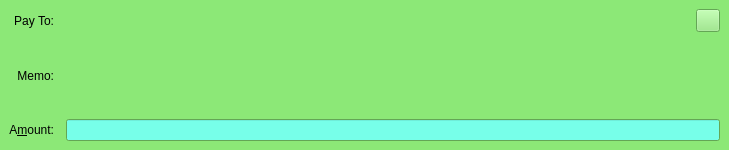
Qt form src/qt/forms/sendcoinsentry.ui (cicxcoin/cicoin-old) before a commit.
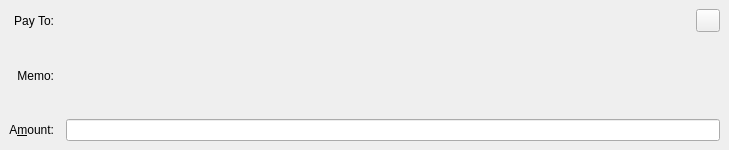
The same form after that commit. The open tabs and pages were chosen to show the change. Icons and pictures are not drawn. Custom widgets are drawn as their Qt base class.

```diff
--- a/src/qt/forms/sendcoinsentry.ui
+++ b/src/qt/forms/sendcoinsentry.ui
@@ -304,448 +304,6 @@
    </layout>
   </widget>
   <widget class="QFrame" name="SendCoins_AuthenticatedPaymentRequest">
-   <property name="palette">
-    <palette>
-     <active>
-      <colorrole role="WindowText">
-       <brush brushstyle="SolidPattern">
-        <color alpha="255">
-         <red>0</red>
-         <green>0</green>
-         <blue>0</blue>
-        </color>
-       </brush>
-      </colorrole>
-      <colorrole role="Button">
-       <brush brushstyle="SolidPattern">
-        <color alpha="255">
-         <red>140</red>
-         <green>232</green>
-         <blue>119</blue>
-        </color>
-       </brush>
-      </colorrole>
-      <colorrole role="Light">
-       <brush brushstyle="SolidPattern">
-        <color alpha="255">
-         <red>230</red>
-         <green>255</green>
-         <blue>224</blue>
-        </color>
-       </brush>
-      </colorrole>
-      <colorrole role="Midlight">
-       <brush brushstyle="SolidPattern">
-        <color alpha="255">
-         <red>185</red>
-         <green>243</green>
-         <blue>171</blue>
-        </color>
-       </brush>
-      </colorrole>
-      <colorrole role="Dark">
-       <brush brushstyle="SolidPattern">
-        <color alpha="255">
-         <red>70</red>
-         <green>116</green>
-         <blue>59</blue>
-        </color>
-       </brush>
-      </colorrole>
-      <colorrole role="Mid">
-       <brush brushstyle="SolidPattern">
-        <color alpha="255">
-         <red>93</red>
-         <green>155</green>
-         <blue>79</blue>
-        </color>
-       </brush>
-      </colorrole>
-      <colorrole role="Text">
-       <brush brushstyle="SolidPattern">
-        <color alpha="255">
-         <red>0</red>
-         <green>0</green>
-         <blue>0</blue>
-        </color>
-       </brush>
-      </colorrole>
-      <colorrole role="BrightText">
-       <brush brushstyle="SolidPattern">
-        <color alpha="255">
-         <red>155</red>
-         <green>255</green>
-         <blue>147</blue>
-        </color>
-       </brush>
-      </colorrole>
-      <colorrole role="ButtonText">
-       <brush brushstyle="SolidPattern">
-        <color alpha="255">
-         <red>0</red>
-         <green>0</green>
-         <blue>0</blue>
-        </color>
-       </brush>
-      </colorrole>
-      <colorrole role="Base">
-       <brush brushstyle="SolidPattern">
-        <color alpha="255">
-         <red>119</red>
-         <green>255</green>
-         <blue>233</blue>
-        </color>
-       </brush>
-      </colorrole>
-      <colorrole role="Window">
-       <brush brushstyle="SolidPattern">
-        <color alpha="255">
-         <red>140</red>
-         <green>232</green>
-         <blue>119</blue>
-        </color>
-       </brush>
-      </colorrole>
-      <colorrole role="Shadow">
-       <brush brushstyle="SolidPattern">
-        <color alpha="255">
-         <red>0</red>
-         <green>0</green>
-         <blue>0</blue>
-        </color>
-       </brush>
-      </colorrole>
-      <colorrole role="AlternateBase">
-       <brush brushstyle="SolidPattern">
-        <color alpha="255">
-         <red>197</red>
-         <green>243</green>
-         <blue>187</blue>
-        </color>
-       </brush>
-      </colorrole>
-      <colorrole role="NoRole">
-       <brush brushstyle="SolidPattern">
-        <color alpha="255">
-         <red>125</red>
-         <green>194</green>
-         <blue>122</blue>
-        </color>
-       </brush>
-      </colorrole>
-      <colorrole role="ToolTipBase">
-       <brush brushstyle="SolidPattern">
-        <color alpha="255">
-         <red>255</red>
-         <green>255</green>
-         <blue>220</blue>
-        </color>
-       </brush>
-      </colorrole>
-      <colorrole role="ToolTipText">
-       <brush brushstyle="SolidPattern">
-        <color alpha="255">
-         <red>0</red>
-         <green>0</green>
-         <blue>0</blue>
-        </color>
-       </brush>
-      </colorrole>
-     </active>
-     <inactive>
-      <colorrole role="WindowText">
-       <brush brushstyle="SolidPattern">
-        <color alpha="255">
-         <red>0</red>
-         <green>0</green>
-         <blue>0</blue>
-        </color>
-       </brush>
-      </colorrole>
-      <colorrole role="Button">
-       <brush brushstyle="SolidPattern">
-        <color alpha="255">
-         <red>140</red>
-         <green>232</green>
-         <blue>119</blue>
-        </color>
-       </brush>
-      </colorrole>
-      <colorrole role="Light">
-       <brush brushstyle="SolidPattern">
-        <color alpha="255">
-         <red>230</red>
-         <green>255</green>
-         <blue>224</blue>
-        </color>
-       </brush>
-      </colorrole>
-      <colorrole role="Midlight">
-       <brush brushstyle="SolidPattern">
-        <color alpha="255">
-         <red>185</red>
-         <green>243</green>
-         <blue>171</blue>
-        </color>
-       </brush>
-      </colorrole>
-      <colorrole role="Dark">
-       <brush brushstyle="SolidPattern">
-        <color alpha="255">
-         <red>70</red>
-         <green>116</green>
-         <blue>59</blue>
-        </color>
-       </brush>
-      </colorrole>
-      <colorrole role="Mid">
-       <brush brushstyle="SolidPattern">
-        <color alpha="255">
-         <red>93</red>
-         <green>155</green>
-         <blue>79</blue>
-        </color>
-       </brush>
-      </colorrole>
-      <colorrole role="Text">
-       <brush brushstyle="SolidPattern">
-        <color alpha="255">
-         <red>0</red>
-         <green>0</green>
-         <blue>0</blue>
-        </color>
-       </brush>
-      </colorrole>
-      <colorrole role="BrightText">
-       <brush brushstyle="SolidPattern">
-        <color alpha="255">
-         <red>155</red>
-         <green>255</green>
-         <blue>147</blue>
-        </color>
-       </brush>
-      </colorrole>
-      <colorrole role="ButtonText">
-       <brush brushstyle="SolidPattern">
-        <color alpha="255">
-         <red>0</red>
-         <green>0</green>
-         <blue>0</blue>
-        </color>
-       </brush>
-      </colorrole>
-      <colorrole role="Base">
-       <brush brushstyle="SolidPattern">
-        <color alpha="255">
-         <red>119</red>
-         <green>255</green>
-         <blue>233</blue>
-        </color>
-       </brush>
-      </colorrole>
-      <colorrole role="Window">
-       <brush brushstyle="SolidPattern">
-        <color alpha="255">
-         <red>140</red>
-         <green>232</green>
-         <blue>119</blue>
-        </color>
-       </brush>
-      </colorrole>
-      <colorrole role="Shadow">
-       <brush brushstyle="SolidPattern">
-        <color alpha="255">
-         <red>0</red>
-         <green>0</green>
-         <blue>0</blue>
-        </color>
-       </brush>
-      </colorrole>
-      <colorrole role="AlternateBase">
-       <brush brushstyle="SolidPattern">
-        <color alpha="255">
-         <red>197</red>
-         <green>243</green>
-         <blue>187</blue>
-        </color>
-       </brush>
-      </colorrole>
-      <colorrole role="NoRole">
-       <brush brushstyle="SolidPattern">
-        <color alpha="255">
-         <red>125</red>
-         <green>194</green>
-         <blue>122</blue>
-        </color>
-       </brush>
-      </colorrole>
-      <colorrole role="ToolTipBase">
-       <brush brushstyle="SolidPattern">
-        <color alpha="255">
-         <red>255</red>
-         <green>255</green>
-         <blue>220</blue>
-        </color>
-       </brush>
-      </colorrole>
-      <colorrole role="ToolTipText">
-       <brush brushstyle="SolidPattern">
-        <color alpha="255">
-         <red>0</red>
-         <green>0</green>
-         <blue>0</blue>
-        </color>
-       </brush>
-      </colorrole>
-     </inactive>
-     <disabled>
-      <colorrole role="WindowText">
-       <brush brushstyle="SolidPattern">
-        <color alpha="255">
-         <red>70</red>
-         <green>116</green>
-         <blue>59</blue>
-        </color>
-       </brush>
-      </colorrole>
-      <colorrole role="Button">
-       <brush brushstyle="SolidPattern">
-        <color alpha="255">
-         <red>140</red>
-         <green>232</green>
-         <blue>119</blue>
-        </color>
-       </brush>
-      </colorrole>
-      <colorrole role="Light">
-       <brush brushstyle="SolidPattern">
-        <color alpha="255">
-         <red>230</red>
-         <green>255</green>
-         <blue>224</blue>
-        </color>
-       </brush>
-      </colorrole>
-      <colorrole role="Midlight">
-       <brush brushstyle="SolidPattern">
-        <color alpha="255">
-         <red>185</red>
-         <green>243</green>
-         <blue>171</blue>
-        </color>
-       </brush>
-      </colorrole>
-      <colorrole role="Dark">
-       <brush brushstyle="SolidPattern">
-        <color alpha="255">
-         <red>70</red>
-         <green>116</green>
-         <blue>59</blue>
-        </color>
-       </brush>
-      </colorrole>
-      <colorrole role="Mid">
-       <brush brushstyle="SolidPattern">
-        <color alpha="255">
-         <red>93</red>
-         <green>155</green>
-         <blue>79</blue>
-        </color>
-       </brush>
-      </colorrole>
-      <colorrole role="Text">
-       <brush brushstyle="SolidPattern">
-        <color alpha="255">
-         <red>70</red>
-         <green>116</green>
-         <blue>59</blue>
-        </color>
-       </brush>
-      </colorrole>
-      <colorrole role="BrightText">
-       <brush brushstyle="SolidPattern">
-        <color alpha="255">
-         <red>155</red>
-         <green>255</green>
-         <blue>147</blue>
-        </color>
-       </brush>
-      </colorrole>
-      <colorrole role="ButtonText">
-       <brush brushstyle="SolidPattern">
-        <color alpha="255">
-         <red>70</red>
-         <green>116</green>
-         <blue>59</blue>
-        </color>
-       </brush>
-      </colorrole>
-      <colorrole role="Base">
-       <brush brushstyle="SolidPattern">
-        <color alpha="255">
-         <red>140</red>
-         <green>232</green>
-         <blue>119</blue>
-        </color>
-       </brush>
-      </colorrole>
-      <colorrole role="Window">
-       <brush brushstyle="SolidPattern">
-        <color alpha="255">
-         <red>140</red>
-         <green>232</green>
-         <blue>119</blue>
-        </color>
-       </brush>
-      </colorrole>
-      <colorrole role="Shadow">
-       <brush brushstyle="SolidPattern">
-        <color alpha="255">
-         <red>0</red>
-         <green>0</green>
-         <blue>0</blue>
-        </color>
-       </brush>
-      </colorrole>
-      <colorrole role="AlternateBase">
-       <brush brushstyle="SolidPattern">
-        <color alpha="255">
-         <red>140</red>
-         <green>232</green>
-         <blue>119</blue>
-        </color>
-       </brush>
-      </colorrole>
-      <colorrole role="NoRole">
-       <brush brushstyle="SolidPattern">
-        <color alpha="255">
-         <red>125</red>
-         <green>194</green>
-         <blue>122</blue>
-        </color>
-       </brush>
-      </colorrole>
-      <colorrole role="ToolTipBase">
-       <brush brushstyle="SolidPattern">
-        <color alpha="255">
-         <red>255</red>
-         <green>255</green>
-         <blue>220</blue>
-        </color>
-       </brush>
-      </colorrole>
-      <colorrole role="ToolTipText">
-       <brush brushstyle="SolidPattern">
-        <color alpha="255">
-         <red>0</red>
-         <green>0</green>
-         <blue>0</blue>
-        </color>
-       </brush>
-      </colorrole>
-     </disabled>
-    </palette>
-   </property>
    <property name="toolTip">
     <string>This is an authenticated payment request.</string>
    </property>
```
Left out of the diff: 3 changed lines with no effect on the pictures.
